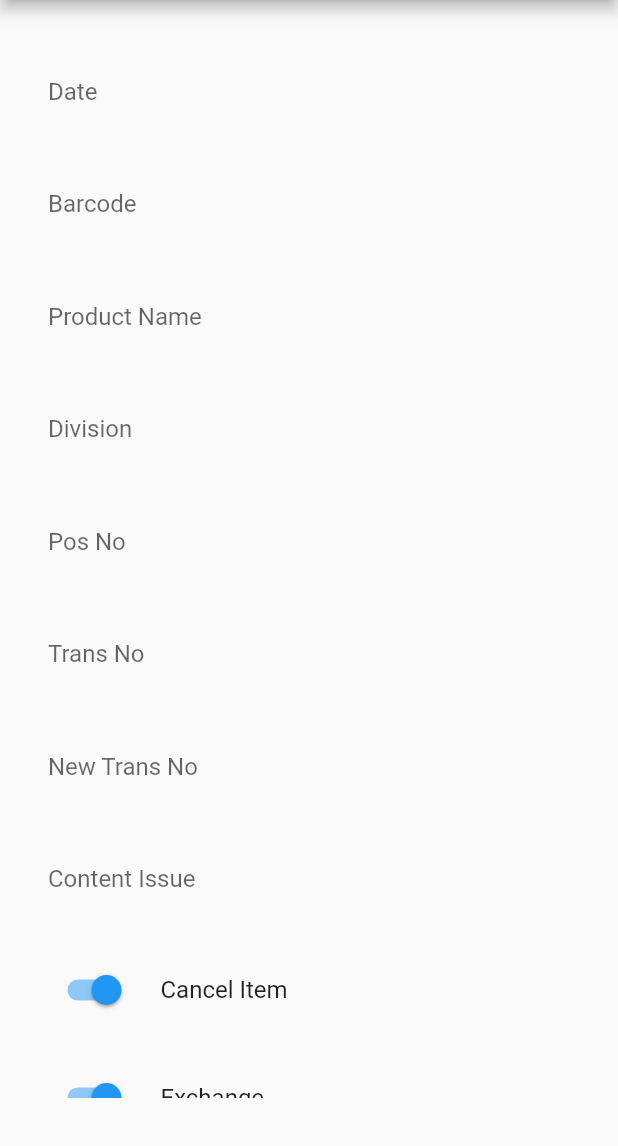
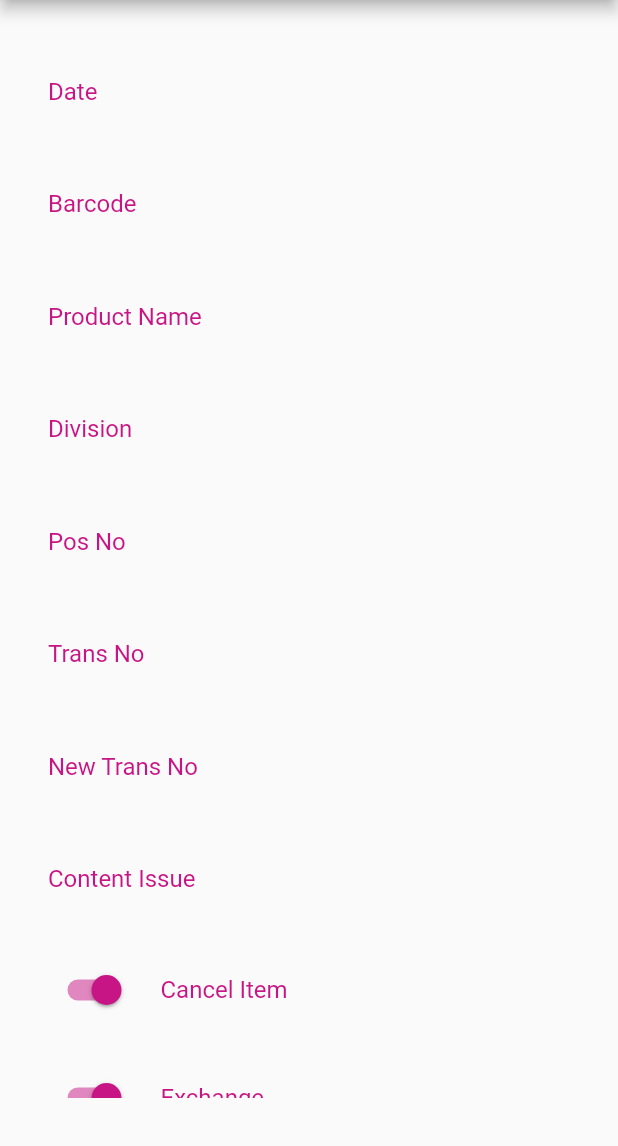
Before and after one commit to iqbalsuwandi20/form-application, a Flutter app: the screen it shows after launch, on a phone screen of 412 x 824 dp, the part 90-1236 px from its top. Run offline on Flutter 3.47's test engine with Material 2 defaults, Android fonts, the phone set to English and light mode, and no system bars; missing offline and left inert: gsheets; key blocks and very long unbroken strings in the code were emptied for the run.

Commit message:
berhasil update splash screen dan gambar pada tampilan home

```diff
--- a/lib/pages/splash_screen_page.dart
+++ b/lib/pages/splash_screen_page.dart
@@ -45,7 +45,7 @@ class _SplashScreenPageState extends State<SplashScreenPage> {
             child: Icon(
               Icons.front_hand,
               color: Color(0xffc71585),
-              size: 300,
+              size: 100,
             ),
           ),
         ],
--- a/lib/widget/button_widget.dart
+++ b/lib/widget/button_widget.dart
@@ -14,6 +14,7 @@ class ButtonWidget extends StatelessWidget {
   Widget build(BuildContext context) {
     return ElevatedButton(
       style: ElevatedButton.styleFrom(
+        primary: const Color(0xffc71585),
         minimumSize: const Size.fromHeight(50),
         shape: const StadiumBorder(),
       ),
@@ -21,7 +22,7 @@ class ButtonWidget extends StatelessWidget {
       child: FittedBox(
         child: Text(
           text,
-          style: const TextStyle(fontSize: 20, color: Color(0xffc71585)),
+          style: const TextStyle(color: Colors.white),
         ),
       ),
     );
--- a/lib/widget/user_form_widget.dart
+++ b/lib/widget/user_form_widget.dart
@@ -93,25 +93,40 @@ class _UserFormWidgetState extends State<UserFormWidget> {
 
   Widget buildDate() => TextFormField(
     controller: controllerDate,
-    cursorColor: Color(0xffc71585),
-    decoration: InputDecoration(
+    cursorColor: const Color(0xffc71585),
+    decoration: const InputDecoration(
       labelText: 'Date',
-      hintText: 'Ex: 01102012 (DDMMYYYY)',
+      labelStyle: TextStyle(
+        color: Color(0xffc71585),
+      ),
+      hintText: 'Ex: ddmmyyyy',
       enabledBorder: InputBorder.none,
       border: OutlineInputBorder(),
+      focusedBorder: OutlineInputBorder(
+        borderSide: BorderSide(
+          color: Color(0xffc71585),
+        ),
+      ),
     ),
-    validator: (value) =>
-    value != null && value.isEmpty ? 'Enter Date' : null,
+    validator: (value) => value != null && value.isEmpty ? 'Enter Date' : null,
   );
 
   Widget buildBarcode() => TextFormField(
     controller: controllerBarcode,
-    cursorColor: Color(0xffc71585),
-    decoration: InputDecoration(
+    cursorColor: const Color(0xffc71585),
+    decoration: const InputDecoration(
       labelText: 'Barcode',
+      labelStyle: TextStyle(
+        color: Color(0xffc71585),
+      ),
       hintText: 'Ex: 13',
       enabledBorder: InputBorder.none,
       border: OutlineInputBorder(),
+      focusedBorder: OutlineInputBorder(
+        borderSide: BorderSide(
+          color: Color(0xffc71585),
+        ),
+      ),
     ),
     validator: (value) =>
     value != null && value.isEmpty ? 'Enter Barcode' : null,
@@ -119,12 +134,20 @@ class _UserFormWidgetState extends State<UserFormWidget> {
 
   Widget buildProductName() => TextFormField(
     controller: controllerProductName,
-    cursorColor: Color(0xffc71585),
-    decoration: InputDecoration(
+    cursorColor: const Color(0xffc71585),
+    decoration: const InputDecoration(
       labelText: 'Product Name',
+      labelStyle: TextStyle(
+        color: Color(0xffc71585),
+      ),
       hintText: 'Ex: Car',
       enabledBorder: InputBorder.none,
       border: OutlineInputBorder(),
+      focusedBorder: OutlineInputBorder(
+        borderSide: BorderSide(
+          color: Color(0xffc71585),
+        ),
+      ),
     ),
     validator: (value) =>
     value != null && value.isEmpty ? 'Enter Product Name' : null,
@@ -132,12 +155,20 @@ class _UserFormWidgetState extends State<UserFormWidget> {
 
   Widget buildDivision() => TextFormField(
     controller: controllerDivision,
-    cursorColor: Color(0xffc71585),
-    decoration: InputDecoration(
+    cursorColor: const Color(0xffc71585),
+    decoration: const InputDecoration(
       labelText: 'Division',
+      labelStyle: TextStyle(
+        color: Color(0xffc71585),
+      ),
       hintText: 'Ex: Manager',
       enabledBorder: InputBorder.none,
       border: OutlineInputBorder(),
+      focusedBorder: OutlineInputBorder(
+        borderSide: BorderSide(
+          color: Color(0xffc71585),
+        ),
+      ),
     ),
     validator: (value) =>
     value != null && value.isEmpty ? 'Enter Division' : null,
@@ -145,12 +176,20 @@ class _UserFormWidgetState extends State<UserFormWidget> {
 
   Widget buildPosNo() => TextFormField(
     controller: controllerPosNo,
-    cursorColor: Color(0xffc71585),
-    decoration: InputDecoration(
+    cursorColor: const Color(0xffc71585),
+    decoration: const InputDecoration(
       labelText: 'Pos No',
+      labelStyle: TextStyle(
+        color: Color(0xffc71585),
+      ),
       hintText: 'Ex: 12',
       enabledBorder: InputBorder.none,
       border: OutlineInputBorder(),
+      focusedBorder: OutlineInputBorder(
+        borderSide: BorderSide(
+          color: Color(0xffc71585),
+        ),
+      ),
     ),
     validator: (value) =>
     value != null && value.isEmpty ? 'Enter Pos No' : null,
@@ -158,12 +197,20 @@ class _UserFormWidgetState extends State<UserFormWidget> {
 
   Widget buildTransNo() => TextFormField(
     controller: controllerTransNo,
-    cursorColor: Color(0xffc71585),
-    decoration: InputDecoration(
+    cursorColor: const Color(0xffc71585),
+    decoration: const InputDecoration(
       labelText: 'Trans No',
       hintText: 'Ex: 12',
+      labelStyle: TextStyle(
+        color: Color(0xffc71585),
+      ),
       enabledBorder: InputBorder.none,
       border: OutlineInputBorder(),
+      focusedBorder: OutlineInputBorder(
+        borderSide: BorderSide(
+          color: Color(0xffc71585),
+        ),
+      ),
     ),
     validator: (value) =>
     value != null && value.isEmpty ? 'Enter Trans No' : null,
@@ -171,12 +218,20 @@ class _UserFormWidgetState extends State<UserFormWidget> {
 
   Widget buildNewTransNo() => TextFormField(
     controller: controllerNewTransNo,
-    cursorColor: Color(0xffc71585),
-    decoration: InputDecoration(
+    cursorColor: const Color(0xffc71585),
+    decoration: const InputDecoration(
       labelText: 'New Trans No',
+      labelStyle: TextStyle(
+        color: Color(0xffc71585),
+      ),
       hintText: 'Ex: 12',
       enabledBorder: InputBorder.none,
       border: OutlineInputBorder(),
+      focusedBorder: OutlineInputBorder(
+        borderSide: BorderSide(
+          color: Color(0xffc71585),
+        ),
+      ),
     ),
     validator: (value) =>
     value != null && value.isEmpty ? 'Enter New Trans No' : null,
@@ -184,12 +239,20 @@ class _UserFormWidgetState extends State<UserFormWidget> {
 
   Widget buildContentIssue() => TextFormField(
     controller: controllerContentIssue,
-    cursorColor: Color(0xffc71585),
-    decoration: InputDecoration(
+    cursorColor: const Color(0xffc71585),
+    decoration: const InputDecoration(
+      labelStyle: TextStyle(
+        color: Color(0xffc71585),
+      ),
       labelText: 'Content Issue',
       hintText: 'Ex: This is Car',
       enabledBorder: InputBorder.none,
       border: OutlineInputBorder(),
+      focusedBorder: OutlineInputBorder(
+        borderSide: BorderSide(
+          color: Color(0xffc71585),
+        ),
+      ),
     ),
     validator: (value) =>
     value != null && value.isEmpty ? 'Enter Content Issue' : null,
@@ -197,47 +260,79 @@ class _UserFormWidgetState extends State<UserFormWidget> {
 
   Widget buildCancelItem() => SwitchListTile(
     contentPadding: EdgeInsets.zero,
+    activeColor: const Color(0xffc71585),
     controlAffinity: ListTileControlAffinity.leading,
     value: cancelItem,
-    title: Text('Cancel Item'),
+    title: const Text(
+      'Cancel Item',
+      style: TextStyle(
+        color: Color(0xffc71585),
+      ),
+    ),
     onChanged: (value) => setState(() => cancelItem = value),
   );
 
   Widget buildExchange() => SwitchListTile(
     contentPadding: EdgeInsets.zero,
+    activeColor: const Color(0xffc71585),
     controlAffinity: ListTileControlAffinity.leading,
     value: exchange,
-    title: Text('Exchange'),
+    title: const Text(
+      'Exchange',
+      style: TextStyle(
+        color: Color(0xffc71585),
+      ),
+    ),
     onChanged: (value) => setState(() => exchange = value),
   );
 
   Widget buildRefund() => SwitchListTile(
     contentPadding: EdgeInsets.zero,
+    activeColor: const Color(0xffc71585),
     controlAffinity: ListTileControlAffinity.leading,
     value: refund,
-    title: Text('Refund'),
+    title: const Text(
+      'Refund',
+      style: TextStyle(
+        color: Color(0xffc71585),
+      ),
+    ),
     onChanged: (value) => setState(() => refund = value),
   );
 
   Widget buildWrongPayment() => SwitchListTile(
     contentPadding: EdgeInsets.zero,
+    activeColor: const Color(0xffc71585),
     controlAffinity: ListTileControlAffinity.leading,
     value: wrongPayment,
-    title: Text('Wrong Payment'),
+    title: const Text(
+      'Wrong Payment',
+      style: TextStyle(
+        color: Color(0xffc71585),
+      ),
+    ),
     onChanged: (value) => setState(() => wrongPayment = value),
   );
 
   Widget buildOther() => TextFormField(
     controller: controllerOther,
-    cursorColor: Color(0xffc71585),
-    decoration: InputDecoration(
+    cursorColor: const Color(0xffc71585),
+    decoration: const InputDecoration(
       labelText: 'Other',
       hintText: 'Ex: This is Car',
+      labelStyle: TextStyle(
+        color: Color(0xffc71585),
+      ),
       enabledBorder: InputBorder.none,
       border: OutlineInputBorder(),
+      focusedBorder: OutlineInputBorder(
+        borderSide: BorderSide(
+          color: Color(0xffc71585),
+        ),
+      ),
     ),
-    validator: (value) =>
-    value != null && value.isEmpty ? 'Enter Other' : null,
+    // validator: (value) =>
+    // value != null && value.isEmpty ? 'Enter Other' : null,
   );
 
   Widget buildSubmit() => ButtonWidget(
```
